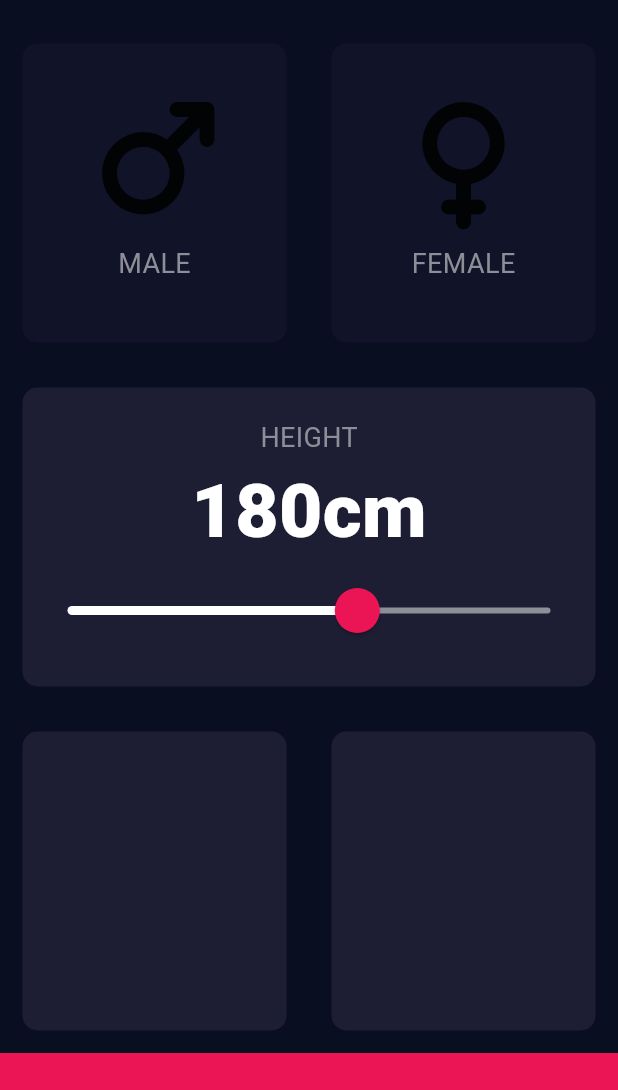
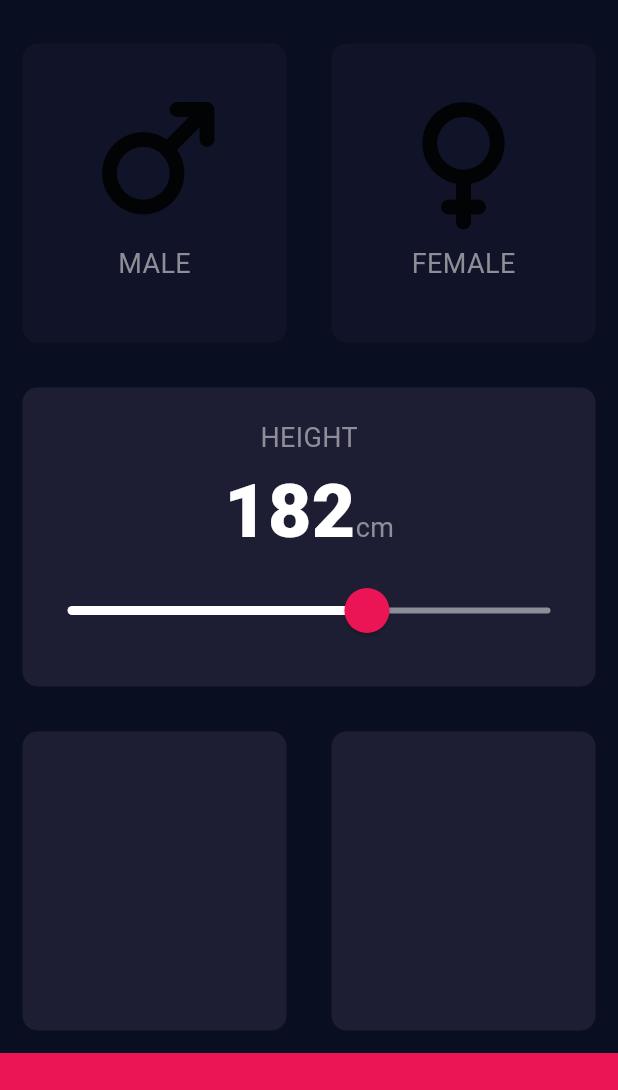
Before and after one commit to rahulmathur87/BMI_calculator, a Flutter app: the screen it shows after launch, on a phone screen of 412 x 824 dp, the part 63-1153 px from its top. Run offline on Flutter 3.47's test engine with Material 3 defaults, Android fonts, the phone set to English and light mode, and no system bars; our stand-ins replace font_awesome_flutter.

Commit message:
changed 'cm' text font and fixed baseline

```diff
--- a/lib/input_page.dart
+++ b/lib/input_page.dart
@@ -15,7 +15,7 @@ class InputPage extends StatefulWidget {
 
 class _InputPageState extends State<InputPage> {
   Gender? selectedGender;
-  int height = 180;
+  int height = 182;
 
   @override
   Widget build(BuildContext context) {
@@ -74,9 +74,11 @@ class _InputPageState extends State<InputPage> {
                           Text('HEIGHT', style: kLabelTextStyle),
                           Row(
                             mainAxisAlignment: MainAxisAlignment.center,
+                            crossAxisAlignment: CrossAxisAlignment.baseline,
+                            textBaseline: TextBaseline.alphabetic,
                             children: [
                               Text(height.toString(), style: kNumberTextStyle),
-                              Text('cm', style: kNumberTextStyle),
+                              Text('cm', style: kLabelTextStyle),
                             ],
                           ),
                           SliderTheme(
@@ -85,8 +87,12 @@ class _InputPageState extends State<InputPage> {
                               inactiveTrackColor: Color(0xFF8D8E98),
                               thumbColor: Color(0xFFEB1555),
                               overlayColor: Color(0x1FEB1555),
-                              thumbShape: RoundSliderThumbShape(enabledThumbRadius: 15.0),
-                              overlayShape: RoundSliderOverlayShape(overlayRadius: 30.0)
+                              thumbShape: RoundSliderThumbShape(
+                                enabledThumbRadius: 15.0,
+                              ),
+                              overlayShape: RoundSliderOverlayShape(
+                                overlayRadius: 30.0,
+                              ),
                             ),
                             child: Slider(
                               value: height.toDouble(),
```
